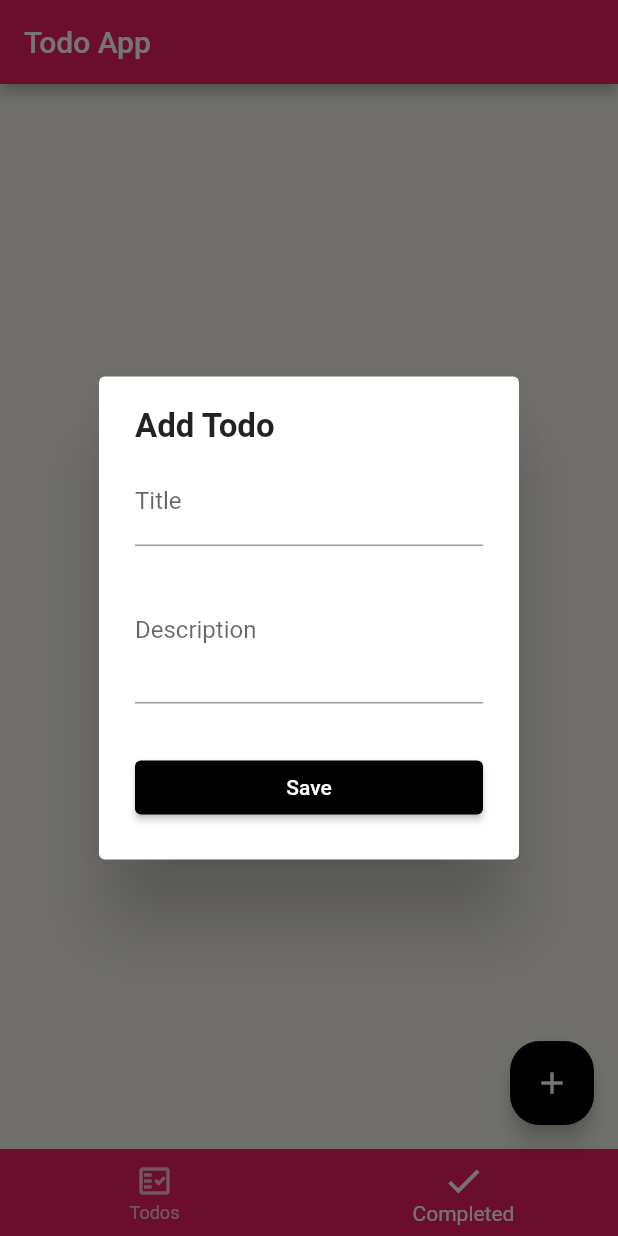
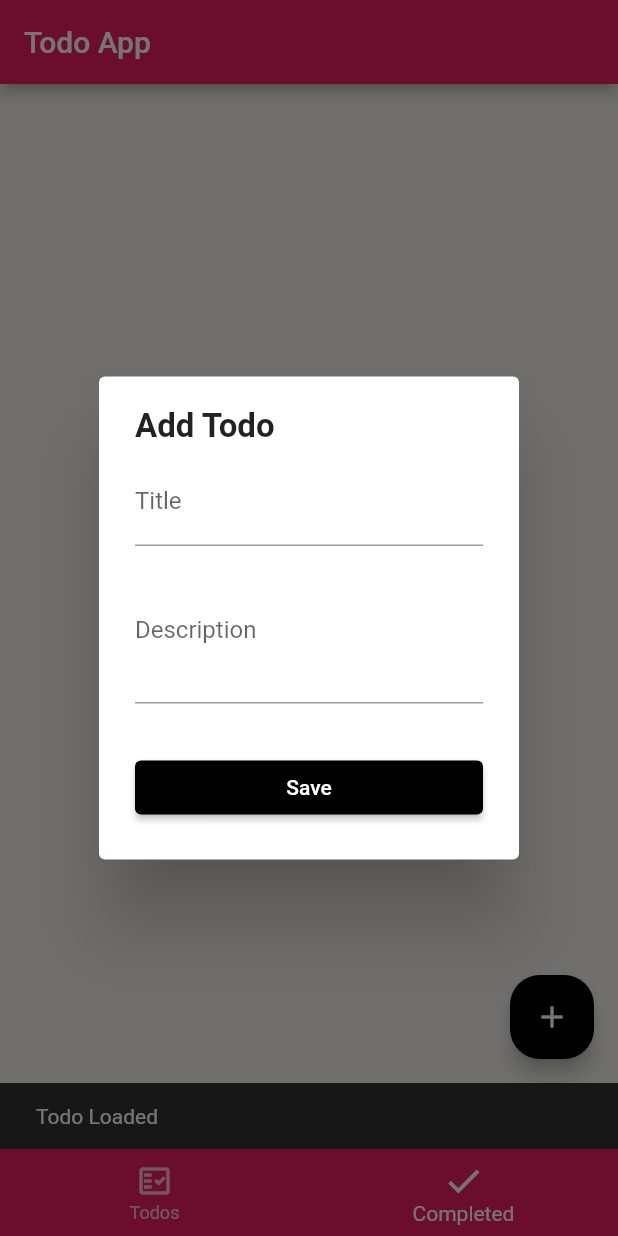
Before and after one commit to moaazsalama/todo, a Flutter app: the screen it shows after launch, item 2 of the bottom bar chosen, after a tap on the "add" icon, on a phone screen of 412 x 824 dp. Run offline on Flutter 3.47's test engine with Material 2 defaults, Android fonts, the phone set to English and light mode, and no system bars; our stand-ins replace bloc, flutter_bloc, flutter_slidable, sqflite; accounts and stored records are empty.

Commit message:
finish state mangement bloc

```diff
--- a/lib/main.dart
+++ b/lib/main.dart
@@ -1,14 +1,15 @@
 import 'package:flutter/material.dart';
+import 'package:flutter_bloc/flutter_bloc.dart';
 import 'package:provider/provider.dart';
 import 'package:todo/page/home_page.dart';
 import 'package:todo/provider/database_controller.dart';
 import 'package:todo/provider/todos.dart';
-import 'package:sqflite/sqflite.dart';
+
+import 'viewmodel/cubit/todo_cubit.dart';
 
 void main() async {
   WidgetsFlutterBinding.ensureInitialized();
- await DatabaseController.init();
-
+  await DatabaseController.init();
   runApp(MyApp());
 }
 
@@ -16,14 +17,14 @@ class MyApp extends StatelessWidget {
   static final String title = 'Todo App';
 
   @override
-  Widget build(BuildContext context) => ChangeNotifierProvider(
-        create: (context) => TodosProvider()..getData(),
+  Widget build(BuildContext context) => BlocProvider(
+        create: (context) => TodoCubit(),
         child: MaterialApp(
           debugShowCheckedModeBanner: false,
           title: title,
           theme: ThemeData(
             primarySwatch: Colors.pink,
-            scaffoldBackgroundColor: Color(0xFFf6f5ee),
+            scaffoldBackgroundColor: const Color(0xFFf6f5ee),
           ),
           home: HomePage(),
         ),
--- a/lib/page/home_page.dart
+++ b/lib/page/home_page.dart
@@ -14,8 +14,8 @@ class _HomePageState extends State<HomePage> {
   @override
   Widget build(BuildContext context) {
     final tabs = [
-      TodoListWidget(),
-      Container(),
+      TodoListWidget(isDone: false),
+      TodoListWidget(isDone: true),
     ];
 
     return Scaffold(
@@ -47,11 +47,13 @@ class _HomePageState extends State<HomePage> {
           borderRadius: BorderRadius.circular(20),
         ),
         backgroundColor: Colors.black,
-        onPressed: () => showDialog(
+        onPressed: () {
+          showDialog(
           context: context,
           builder: (context) => AddTodoDialogWidget(),
           barrierDismissible: false,
-        ),
+        );
+        },
         child: Icon(Icons.add),
       ),
     );
--- a/lib/provider/database_controller.dart
+++ b/lib/provider/database_controller.dart
@@ -2,7 +2,8 @@ import 'package:flutter/material.dart';
 import 'package:sqflite/sqflite.dart';
 
 import '../model/todo.dart';
-
+//CRUD
+//Create Read Update Delete
 class DatabaseController {
   static Database? _db;
   static Future<void> init() async {
@@ -12,16 +13,20 @@ class DatabaseController {
           'CREATE TABLE todos (id INTEGER PRIMARY KEY, title TEXT,description TEXT, time DATETIME, isDone TEXT)');
     });
   }
+//id title description time isDone
 
-  Future<List<Todo>> getTodos() async {
-    var query = await _db!.query('todos');
+
+  Future<List<Todo>> getTodos(bool isDone) async {
+    var query = await _db!.query('todos', where: 'isDone=?', whereArgs: [isDone?1:0]);
     var list = query
-        .map((row) => Todo(
+        .map((row) {
+           return Todo(
             id: row['id'] as int,
             createdTime: DateTime.parse(row['time'].toString()),
             title: row['title'] as String,
             description: row['description'] as String,
-            isDone: (row['isDone'].toString()) == "true" ? true : false))
+            isDone: int.parse(row['isDone'].toString()) == 1 ? true : false);
+        })
         .toList();
     return list;
   }
--- a/lib/provider/todos.dart
+++ b/lib/provider/todos.dart
@@ -31,7 +31,7 @@ class TodosProvider extends ChangeNotifier {
 
   getData() async {
     var databaseController = DatabaseController();
-   var list = await databaseController.getTodos();
+   var list = await databaseController.getTodos(true);
    list.sort((todo1,todo2){
     if(todo1.createdTime.isBefore(todo2.createdTime)){
       return -1;
--- /dev/null
+++ b/lib/viewmodel/cubit/todo_cubit.dart
@@ -0,0 +1,51 @@
+import 'package:bloc/bloc.dart';
+import 'package:meta/meta.dart';
+import 'package:todo/provider/database_controller.dart';
+
+import '../../model/todo.dart';
+
+part 'todo_state.dart';
+
+class TodoCubit extends Cubit<TodoState> {
+  List<Todo> todos = [];
+  TodoCubit() : super(TodoInitial());
+  fetchTodos(bool completed) async{
+    emit( TodoLoading());
+  var list = await DatabaseController().getTodos(completed);
+  print(list);
+  todos = list;
+  Future.delayed(Duration(seconds: 2),(){
+    emit(TodoLoaded());
+  });
+
+  }
+  addTodo(Todo todo) async{
+    var i = await DatabaseController().append(todo);
+    todos.add(todo.copyWith(id: i));
+    emit(TodoAdded());
+  }
+  edit(Todo todo) async{
+    await DatabaseController().edit(todo);
+    var index = todos.indexWhere((element) => element.id == todo.id);
+    todos[index] = todo;
+    emit(TodoUpdated());
+  }
+  delete(int id) async{
+    await DatabaseController().delete(id);
+    todos.removeWhere((element) => element.id == id);
+    emit(TodoDelete());
+  }
+  completeTodo(int id,bool value) async{
+    var todo=todos.firstWhere((element) => element.id == id);
+   await DatabaseController().edit(todo.copyWith(isDone: value));
+   var index =todos.indexWhere((element) => element.id==id);
+   todos[index]=todo.copyWith(isDone: value);
+   if(value){
+     emit(TodoCompleted());
+   }
+   else{
+     emit(TodoUnCompleted());
+   }
+  }
+
+}
--- /dev/null
+++ b/lib/viewmodel/cubit/todo_state.dart
@@ -0,0 +1,13 @@
+part of 'todo_cubit.dart';
+
+@immutable
+abstract class TodoState {}
+
+class TodoInitial extends TodoState {}
+class TodoLoading extends TodoState {}
+class TodoLoaded extends TodoState{}
+class TodoAdded extends TodoLoaded{}
+class TodoUpdated extends TodoLoaded{}
+class TodoDelete extends TodoLoaded{}
+class TodoCompleted extends TodoLoaded{}
+class TodoUnCompleted extends TodoLoaded{}
--- a/lib/widget/add_todo_dialog_widget.dart
+++ b/lib/widget/add_todo_dialog_widget.dart
@@ -1,7 +1,9 @@
 import 'package:flutter/material.dart';
+import 'package:flutter_bloc/flutter_bloc.dart';
 import 'package:provider/provider.dart';
 import 'package:todo/model/todo.dart';
 import 'package:todo/provider/todos.dart';
+import 'package:todo/viewmodel/cubit/todo_cubit.dart';
 import 'package:todo/widget/todo_form_widget.dart';
 
 class AddTodoDialogWidget extends StatefulWidget {
@@ -18,11 +20,11 @@ class _AddTodoDialogWidgetState extends State<AddTodoDialogWidget> {
   String description = '';
   @override
   void initState() {
-    if(widget.todo!=null){
+    if (widget.todo != null) {
       print(widget.todo!.title);
       print("object");
-      title=widget.todo!.title;
-      description=widget.todo!.description;
+      title = widget.todo!.title;
+      description = widget.todo!.description;
     }
     super.initState();
   }
@@ -41,19 +43,25 @@ class _AddTodoDialogWidgetState extends State<AddTodoDialogWidget> {
               ),
             ),
             const SizedBox(height: 8),
-            TodoFormWidget(title: title,description: description,todo: widget.todo,
+            TodoFormWidget(
+              title: title,
+              description: description,
+              todo: widget.todo,
               onChangedTitle: (title) => setState(() => this.title = title),
               onChangedDescription: (description) =>
                   setState(() => this.description = description),
               onSavedTodo: () {
-                if(widget.todo==null) {
-                  Provider.of<TodosProvider>(context,listen: false).addToList(title, description);
-                }
-                else{
-                  Provider.of<TodosProvider>(context,listen: false).edit(widget.todo!.id, widget.todo!.copyWith(
-                    title: title,description:description
-                  ));
-
+                if (widget.todo == null) {
+                  BlocProvider.of<TodoCubit>(
+                    context,
+                  ).addTodo(Todo(
+                      createdTime: DateTime.now(),
+                      title: title,
+                      id: 0,
+                      description: description));
+                } else {
+                  BlocProvider.of<TodoCubit>(context).edit(widget.todo!
+                      .copyWith(title: title, description: description));
                 }
                 Navigator.of(context).pop();
               },
--- a/lib/widget/todo_list_widget.dart
+++ b/lib/widget/todo_list_widget.dart
@@ -1,32 +1,98 @@
 import 'package:flutter/material.dart';
+import 'package:flutter_bloc/flutter_bloc.dart';
 import 'package:provider/provider.dart';
 import 'package:todo/model/todo.dart';
 import 'package:todo/provider/todos.dart';
+import 'package:todo/viewmodel/cubit/todo_cubit.dart';
 import 'package:todo/widget/todo_widget.dart';
 
 class TodoListWidget extends StatelessWidget {
+  final bool isDone;
+
+  const TodoListWidget({super.key, required this.isDone});
   @override
   Widget build(BuildContext context) {
-    final provider = Provider.of<TodosProvider>(context);
-    final todos = provider.todos;
-
-    return todos.isEmpty
-        ? Center(
-            child: Text(
-              'No todos.',
-              style: TextStyle(fontSize: 20),
-            ),
-          )
-        : ListView.separated(
+    var todoCubit = BlocProvider.of<TodoCubit>(context);
+    todoCubit.fetchTodos(isDone);
+    return BlocConsumer<TodoCubit, TodoState>(
+      listener: (context, state) {
+        if (state is TodoLoaded) {
+          if (state is TodoAdded) {
+            ScaffoldMessenger.of(context).showSnackBar(
+              SnackBar(
+                content: Text("Todo Added"),
+                duration: Duration(milliseconds: 500),
+              ),
+            );
+          } else if (state is TodoUpdated) {
+            ScaffoldMessenger.of(context).showSnackBar(
+              SnackBar(
+                content: Text("Todo Updated"),
+                duration: Duration(milliseconds: 500),
+              ),
+            );
+          } else if (state is TodoDelete) {
+            ScaffoldMessenger.of(context).showSnackBar(
+              SnackBar(
+                content: Text("Todo Deleted"),
+                duration: Duration(milliseconds: 500),
+              ),
+            );
+          } else if (state is TodoCompleted) {
+            ScaffoldMessenger.of(context).showSnackBar(
+              SnackBar(
+                content: Text("Todo Completed"),
+                duration: Duration(milliseconds: 500),
+              ),
+            );
+          }else if (state is TodoUnCompleted) {
+            ScaffoldMessenger.of(context).showSnackBar(
+              SnackBar(
+                content: Text("Todo UnCompleted"),
+                duration: Duration(milliseconds: 500),
+              ),
+            );
+          } else {
+            ScaffoldMessenger.of(context).showSnackBar(
+              SnackBar(
+                content: Text("Todo Loaded"),
+                duration: Duration(milliseconds: 500),
+              ),
+            );
+          }
+        }
+      },
+      builder: (context, state) {
+        if (state is TodoLoaded) {
+          if (todoCubit.todos.isEmpty) {
+            return Center(
+              child: Text(
+                'No todos.',
+                style: TextStyle(fontSize: 20),
+              ),
+            );
+          }
+          return ListView.separated(
             physics: BouncingScrollPhysics(),
             padding: EdgeInsets.all(16),
             separatorBuilder: (context, index) => Container(height: 8),
-            itemCount: todos.length,
+            itemCount: todoCubit.todos.length,
             itemBuilder: (context, index) {
-              final todo = todos[index];
+              final todo = todoCubit.todos[index];
 
               return TodoWidget(todo: todo);
             },
           );
+        } else if (state is TodoLoading) {
+          return Center(
+            child: CircularProgressIndicator(),
+          );
+        } else {
+          return Center(
+            child: Text('Something went wrong'),
+          );
+        }
+      },
+    );
   }
 }
--- a/lib/widget/todo_widget.dart
+++ b/lib/widget/todo_widget.dart
@@ -1,8 +1,10 @@
 import 'package:flutter/material.dart';
+import 'package:flutter_bloc/flutter_bloc.dart';
 import 'package:flutter_slidable/flutter_slidable.dart';
 import 'package:provider/provider.dart';
 import 'package:todo/model/todo.dart';
 import 'package:todo/provider/todos.dart';
+import 'package:todo/viewmodel/cubit/todo_cubit.dart';
 
 import 'add_todo_dialog_widget.dart';
 
@@ -35,7 +37,7 @@ class TodoWidget extends StatelessWidget {
 
                 backgroundColor: Colors.red,
                 onPressed: (context) {
-                  Provider.of<TodosProvider>(context,listen: false).delete(todo.id);},
+                 BlocProvider.of<TodoCubit>(context).delete(todo.id);},
                 label: 'Delete',
                 icon: Icons.delete,
               )
@@ -47,7 +49,9 @@ class TodoWidget extends StatelessWidget {
       );
   }
 
-  Widget buildTodo(BuildContext context) => Container(
+  Widget buildTodo(BuildContext context) {
+    print(todo.isDone);
+    return Container(
         color: Colors.white,
         padding: EdgeInsets.all(20),
         child: Row(
@@ -56,7 +60,11 @@ class TodoWidget extends StatelessWidget {
               activeColor: Theme.of(context).primaryColor,
               checkColor: Colors.white,
               value: todo.isDone,
-              onChanged: (_) {},
+              onChanged: (val) {
+                if(val!=null) {
+                  BlocProvider.of<TodoCubit>(context).completeTodo(todo.id, val);
+                }
+              },
             ),
             const SizedBox(width: 20),
             Expanded(
@@ -85,4 +93,5 @@ class TodoWidget extends StatelessWidget {
           ],
         ),
       );
+  }
 }
--- a/pubspec.yaml
+++ b/pubspec.yaml
@@ -39,6 +39,7 @@ dependencies:
   flutter_slidable: ^2.0.0
   provider: ^6.0.3
   sqflite: ^2.0.3+1
+  flutter_bloc:
 
   # slidable
 
```
Also changed, not shown: lib/widget/todo_list_completed.dart (added), pubspec.lock.
